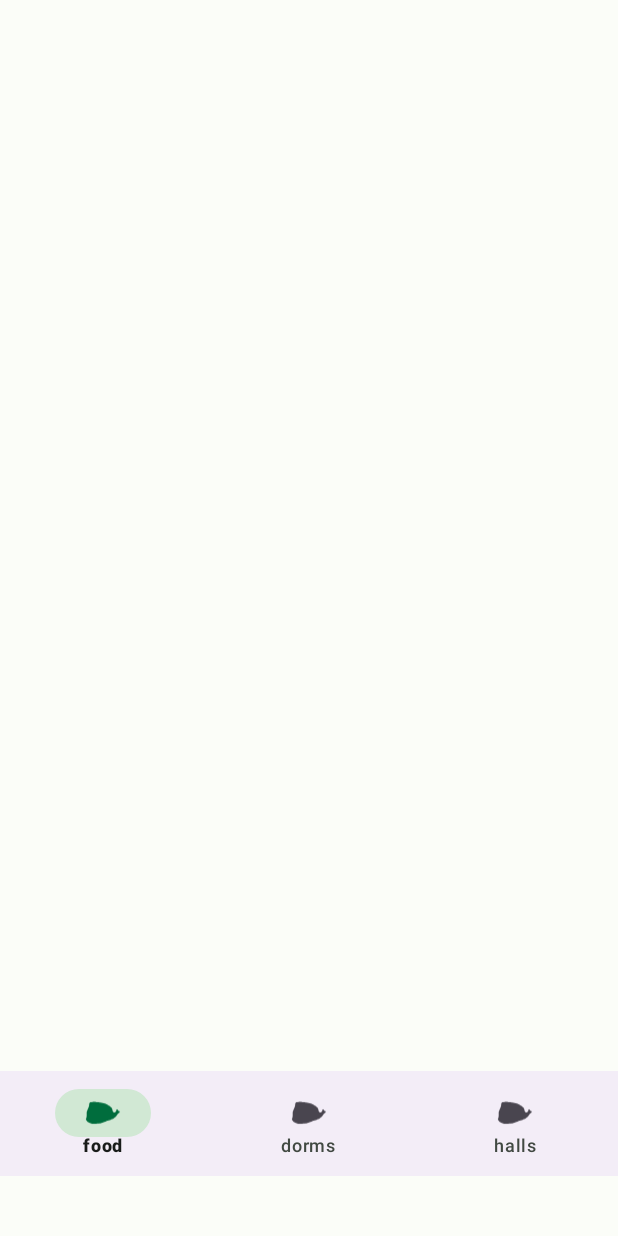
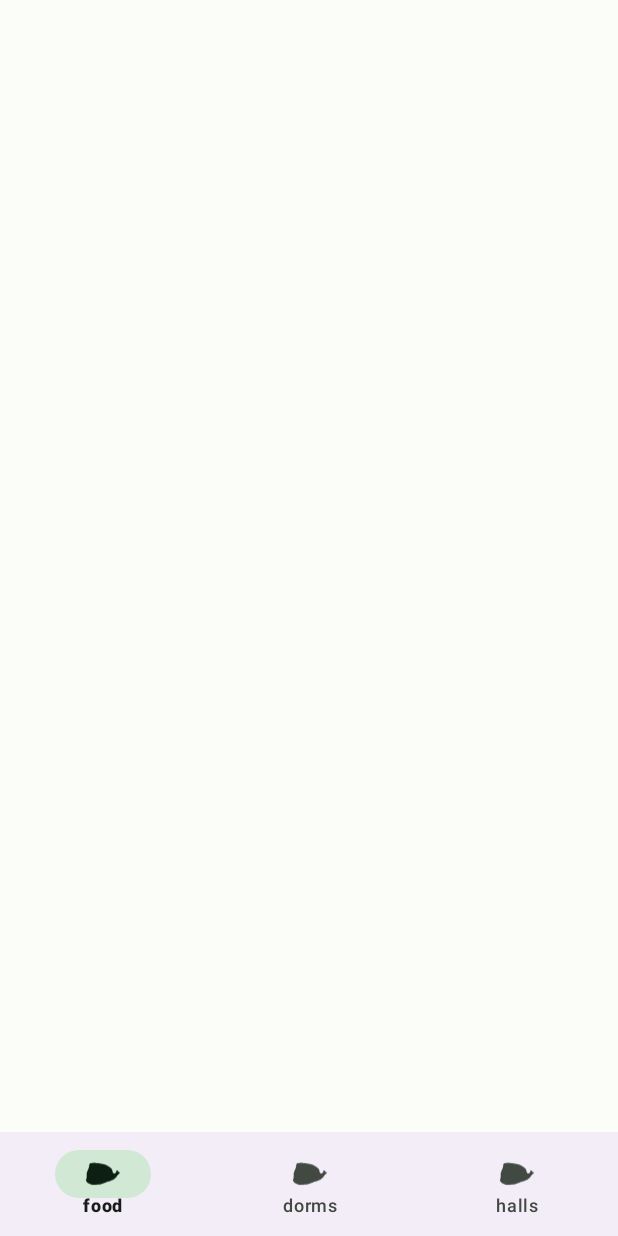
Before and after one commit to Scesar1/HAM, an Android app: the screen it shows after launch (MainActivity), on a phone screen of 412 x 824 dp. Run offline under Robolectric (Android 15) with nearby library versions, the phone set to English and light mode, and no system bars.

Commit message:
small edits

```diff
--- a/app/src/main/res/layout/activity_main.xml
+++ b/app/src/main/res/layout/activity_main.xml
@@ -7,14 +7,13 @@
     tools:context=".MainActivity">
 
     <com.google.android.material.bottomnavigation.BottomNavigationView
-        android:layout_width="match_parent"
-        android:layout_height="70dp"
-        app:itemIconTint="@null"
+        android:layout_width="413dp"
+        android:layout_height="69dp"
         app:layout_constraintBottom_toBottomOf="parent"
         app:layout_constraintEnd_toEndOf="parent"
         app:layout_constraintHorizontal_bias="0.0"
         app:layout_constraintStart_toStartOf="parent"
         app:layout_constraintTop_toTopOf="parent"
-        app:layout_constraintVertical_bias="0.947"
+        app:layout_constraintVertical_bias="1.0"
         app:menu="@menu/menu_bottom_navigation" />
 </androidx.constraintlayout.widget.ConstraintLayout>
--- a/app/src/main/res/menu/menu_bottom_navigation.xml
+++ b/app/src/main/res/menu/menu_bottom_navigation.xml
@@ -8,11 +8,11 @@
     <item
         android:id="@+id/nav_dorms"
         android:icon="@drawable/logo"
-        android:title="dorms" />
+        android:title="@string/dorms" />
 
     <item
         android:id="@+id/nav_halls"
         android:icon="@drawable/logo"
-        android:title="halls" />
+        android:title="@string/halls" />
 
 </menu>
--- a/app/src/main/res/values/strings.xml
+++ b/app/src/main/res/values/strings.xml
@@ -3,4 +3,6 @@
 <resources>
     <string name="app_name">HAM</string>
     <string name="food">food</string>
+    <string name="dorms">dorms</string>
+    <string name="halls">halls</string>
 </resources>
```
